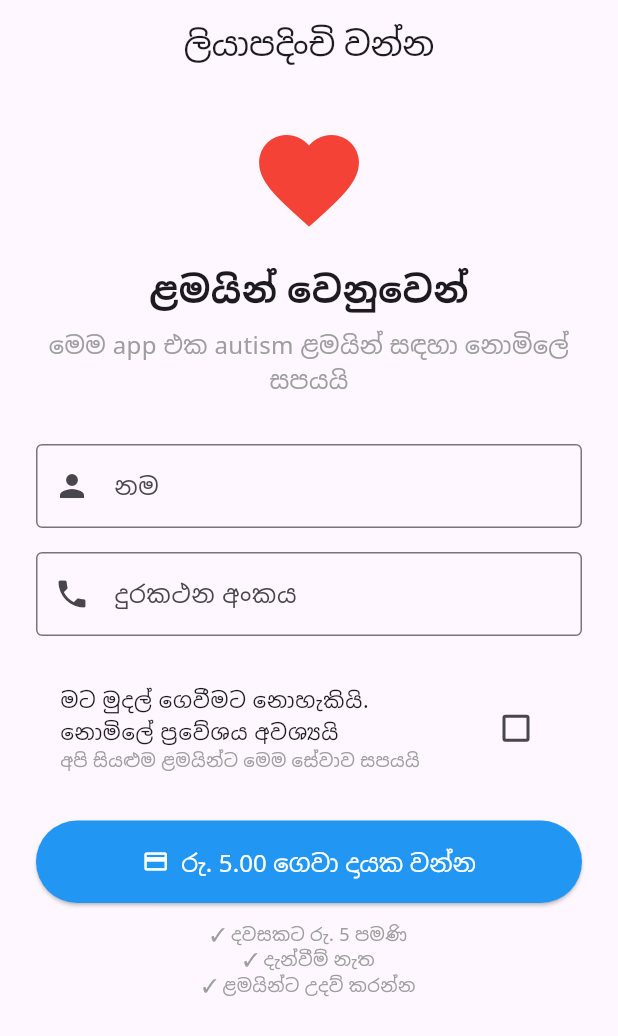
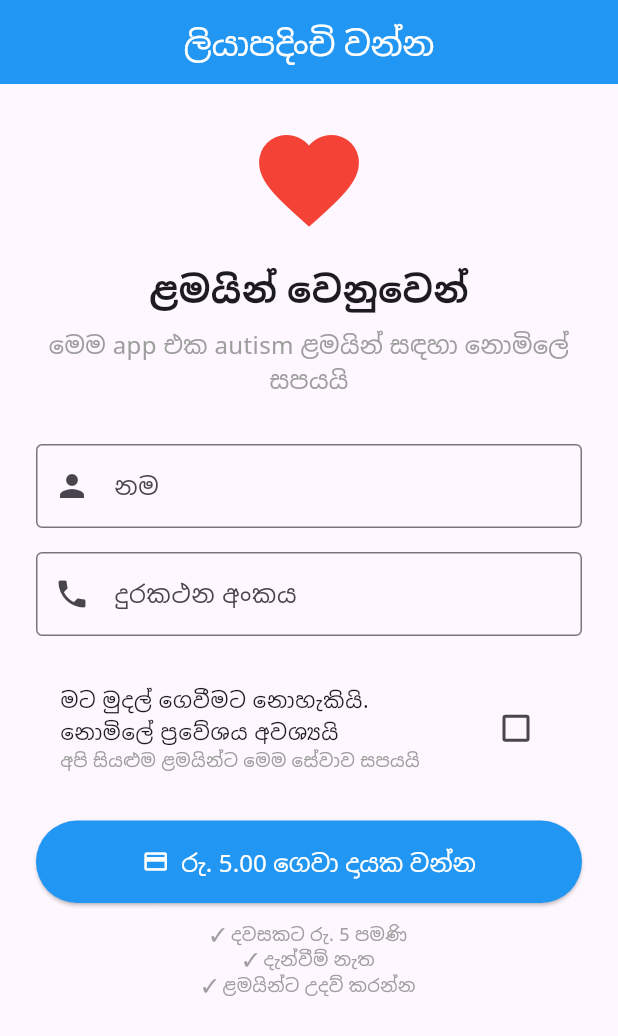
Before and after one commit to YasasPasinduFernando/aac_sinhala_tamil_english, a Flutter app: the screen it shows after launch, on a phone screen of 412 x 824 dp. Shown: the top 1036 px of the screen. Run offline on Flutter 3.47's test engine with Material 3 defaults, Android fonts, the phone set to English and light mode, and no system bars; our stand-ins replace flutter_tts, google_mobile_ads, shared_preferences; Roboto replaces fonts that are missing (Noto Sans).

Commit message:
colorise theme added with custom categories and pinned dashboard

```diff
--- a/lib/main.dart
+++ b/lib/main.dart
@@ -22,17 +22,26 @@ class AACApp extends StatefulWidget {
 
 class _AACAppState extends State<AACApp> {
   ThemeMode _themeMode = ThemeMode.light;
+  late ThemeData _lightTheme;
+  late ThemeData _darkTheme;
+  bool _themesLoaded = false;
 
   @override
   void initState() {
     super.initState();
-    _loadThemeMode();
+    _loadThemes();
   }
 
-  Future<void> _loadThemeMode() async {
+  Future<void> _loadThemes() async {
     final isDark = await ThemeService.isDarkMode();
+    final lightTheme = await ThemeService.buildLightTheme();
+    final darkTheme = await ThemeService.buildDarkTheme();
+
     setState(() {
       _themeMode = isDark ? ThemeMode.dark : ThemeMode.light;
+      _lightTheme = lightTheme;
+      _darkTheme = darkTheme;
+      _themesLoaded = true;
     });
   }
 
@@ -43,24 +52,44 @@ class _AACAppState extends State<AACApp> {
     ThemeService.setDarkMode(isDark);
   }
 
+  void _updateThemeColor(String colorName) async {
+    final lightTheme = await ThemeService.buildLightTheme();
+    final darkTheme = await ThemeService.buildDarkTheme();
+
+    setState(() {
+      _lightTheme = lightTheme;
+      _darkTheme = darkTheme;
+    });
+  }
+
   @override
   Widget build(BuildContext context) {
+    if (!_themesLoaded) {
+      return MaterialApp(
+        home: Scaffold(
+          body: Center(
+            child: Column(
+              mainAxisAlignment: MainAxisAlignment.center,
+              children: const [
+                CircularProgressIndicator(),
+                SizedBox(height: 16),
+                Text('AAC කථා කරමු'),
+              ],
+            ),
+          ),
+        ),
+      );
+    }
+
     return MaterialApp(
       title: 'AAC Sinhala Tamil English',
       themeMode: _themeMode,
-      theme: ThemeData(
-        primarySwatch: Colors.blue,
-        brightness: Brightness.light,
-        fontFamily: 'Noto Sans',
+      theme: _lightTheme,
+      darkTheme: _darkTheme,
+      home: SplashScreen(
+        onThemeChanged: _toggleTheme,
+        onColorChanged: _updateThemeColor,
       ),
-      darkTheme: ThemeData(
-        primarySwatch: Colors.blue,
-        brightness: Brightness.dark,
-        fontFamily: 'Noto Sans',
-        scaffoldBackgroundColor: Colors.grey[900],
-        cardColor: Colors.grey[850],
-      ),
-      home: SplashScreen(onThemeChanged: _toggleTheme),
       debugShowCheckedModeBanner: false,
     );
   }
--- a/lib/services/theme_service.dart
+++ b/lib/services/theme_service.dart
@@ -1,15 +1,119 @@
+import 'package:flutter/material.dart';
 import 'package:shared_preferences/shared_preferences.dart';
 
 class ThemeService {
-  static const String _themeKey = 'is_dark_mode';
+  static const String _darkModeKey = 'is_dark_mode';
+  static const String _primaryColorKey = 'primary_color';
+
+  // Available color themes
+  static const Map<String, String> colorThemes = {
+    'blue': 'නිල් පාට (Blue)',
+    'pink': 'රෝස පාට (Pink)',
+    'green': 'කොළ පාට (Green)',
+    'purple': 'දම්වලු පාට (Purple)',
+    'orange': 'තෙල්ලු පාට (Orange)',
+    'teal': 'තිරු පාට (Teal)',
+  };
+
+  static Color _getColorFromString(String colorName) {
+    switch (colorName) {
+      case 'pink':
+        return Colors.pink;
+      case 'green':
+        return Colors.green;
+      case 'purple':
+        return Colors.purple;
+      case 'orange':
+        return Colors.orange;
+      case 'teal':
+        return Colors.teal;
+      default:
+        return Colors.blue;
+    }
+  }
 
   static Future<bool> isDarkMode() async {
     final prefs = await SharedPreferences.getInstance();
-    return prefs.getBool(_themeKey) ?? false;
+    return prefs.getBool(_darkModeKey) ?? false;
   }
 
   static Future<void> setDarkMode(bool isDark) async {
     final prefs = await SharedPreferences.getInstance();
-    await prefs.setBool(_themeKey, isDark);
+    await prefs.setBool(_darkModeKey, isDark);
+  }
+
+  static Future<String> getPrimaryColor() async {
+    final prefs = await SharedPreferences.getInstance();
+    return prefs.getString(_primaryColorKey) ?? 'blue';
+  }
+
+  static Future<void> setPrimaryColor(String colorName) async {
+    final prefs = await SharedPreferences.getInstance();
+    await prefs.setString(_primaryColorKey, colorName);
+  }
+
+  static Future<ThemeData> buildLightTheme() async {
+    final colorName = await getPrimaryColor();
+    final primaryColor = _getColorFromString(colorName);
+
+    return ThemeData(
+      primarySwatch: _getMaterialColorFromColor(primaryColor),
+      brightness: Brightness.light,
+      fontFamily: 'Noto Sans',
+      appBarTheme: AppBarTheme(
+        backgroundColor: primaryColor,
+        foregroundColor: Colors.white,
+        elevation: 0,
+      ),
+      floatingActionButtonTheme: FloatingActionButtonThemeData(
+        backgroundColor: primaryColor,
+      ),
+      elevatedButtonTheme: ElevatedButtonThemeData(
+        style: ElevatedButton.styleFrom(
+          backgroundColor: primaryColor,
+          foregroundColor: Colors.white,
+        ),
+      ),
+    );
+  }
+
+  static Future<ThemeData> buildDarkTheme() async {
+    final colorName = await getPrimaryColor();
+    final primaryColor = _getColorFromColor(colorName);
+
+    return ThemeData(
+      primarySwatch: _getMaterialColorFromColor(primaryColor),
+      brightness: Brightness.dark,
+      fontFamily: 'Noto Sans',
+      scaffoldBackgroundColor: Colors.grey[900],
+      cardColor: Colors.grey[850],
+      appBarTheme: AppBarTheme(
+        backgroundColor: primaryColor,
+        foregroundColor: Colors.white,
+        elevation: 0,
+      ),
+      floatingActionButtonTheme: FloatingActionButtonThemeData(
+        backgroundColor: primaryColor,
+      ),
+      elevatedButtonTheme: ElevatedButtonThemeData(
+        style: ElevatedButton.styleFrom(
+          backgroundColor: primaryColor,
+          foregroundColor: Colors.white,
+        ),
+      ),
+    );
+  }
+
+  static Color _getColorFromColor(String colorName) {
+    return _getColorFromString(colorName);
+  }
+
+  static MaterialColor _getMaterialColorFromColor(Color color) {
+    if (color == Colors.pink) return Colors.pink;
+    if (color == Colors.green) return Colors.green;
+    if (color == Colors.purple) return Colors.purple;
+    if (color == Colors.orange) return Colors.orange;
+    if (color == Colors.teal) return Colors.teal;
+    return Colors.blue;
   }
 }
```
Also changed, not shown: lib/screens/home_screen.dart (+18 -0 lines), lib/screens/quick_access_settings_screen.dart (added, +264 -0 lines), lib/screens/splash_screen.dart (+6 -2 lines), lib/screens/theme_settings_screen.dart (added, +271 -0 lines), lib/services/storage_service.dart (+14 -0 lines).
